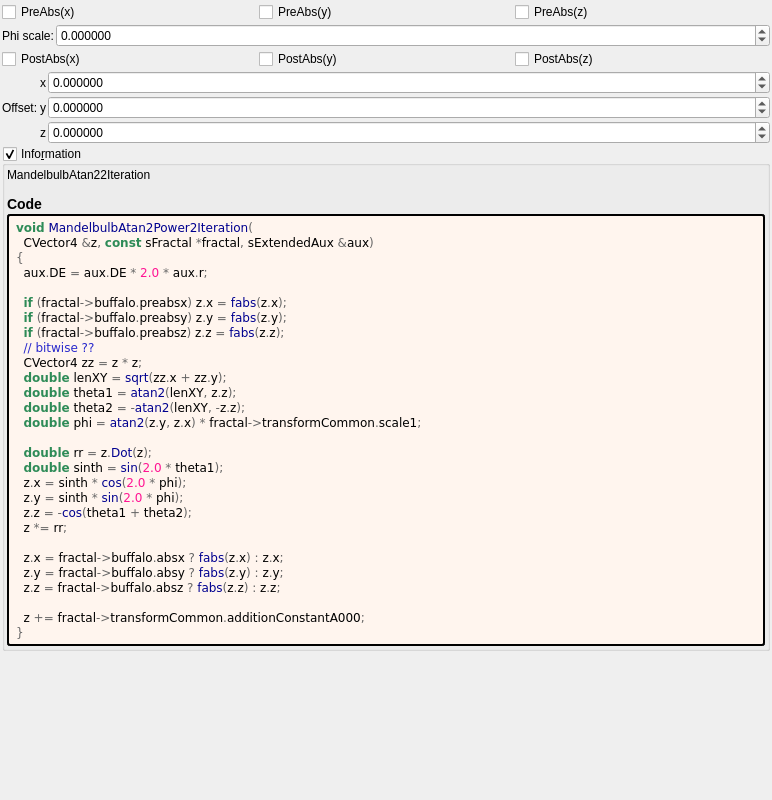
Before: the Qt Designer form mandelbulber2/formula/ui/mandelbulb_atan2_power2.ui in buddhi1980/mandelbulber2, drawn with Qt 5.
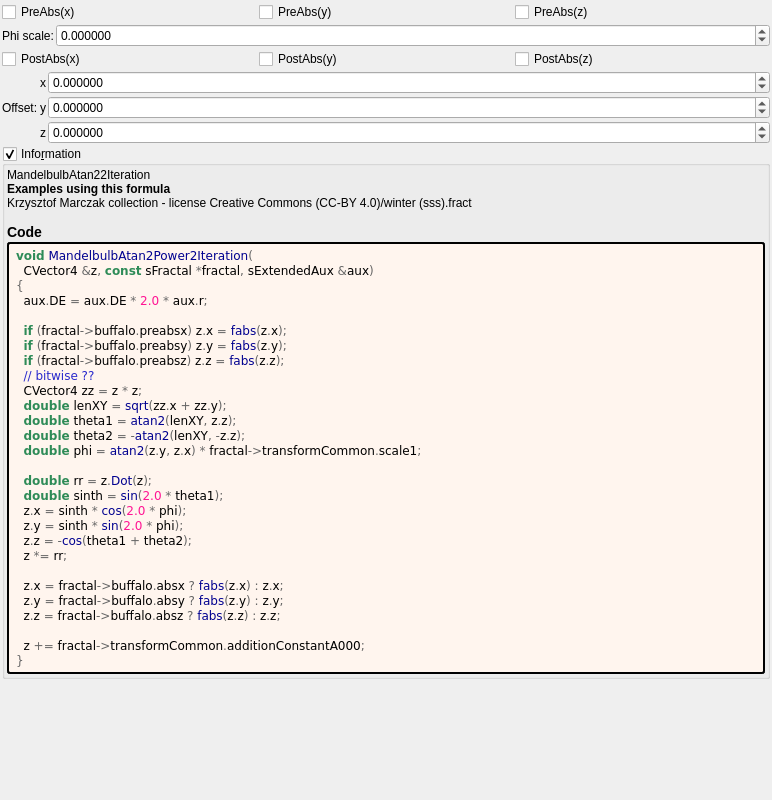
After: the same form once the commit is applied. Custom widgets are drawn as their Qt base class.

What changed in the file:
```diff
--- a/mandelbulber2/formula/ui/mandelbulb_atan2_power2.ui
+++ b/mandelbulber2/formula/ui/mandelbulb_atan2_power2.ui
@@ -254,7 +254,7 @@
         <property name="text">
          <string notr="true">&lt;p&gt;MandelbulbAtan22Iteration&lt;/p&gt;&lt;table&gt;
 &lt;/table&gt;
-&lt;h3&gt;Code&lt;/h3&gt;</string>
+&lt;br&gt;&lt;b&gt;Examples using this formula&lt;/b&gt;&lt;br&gt;Krzysztof Marczak collection - license Creative Commons (CC-BY 4.0)/winter (sss).fract&lt;h3&gt;Code&lt;/h3&gt;</string>
         </property>
         <property name="wordWrap">
          <bool>true</bool>
```
